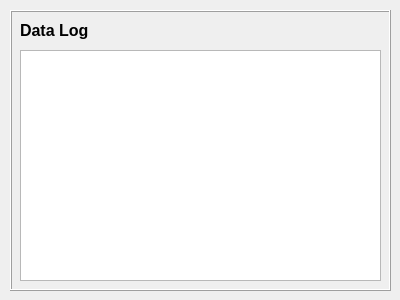
Above: lib/clients/gui/DataLog_gui.ui from barium-project/barium before the change. Below: the same form after it.
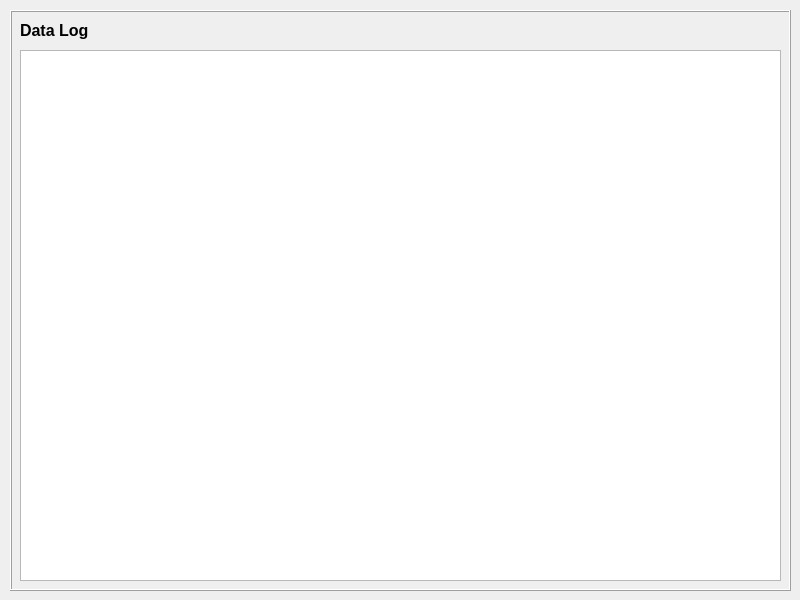
That is the form after the change.

What changed in the file:
```diff
--- a/lib/clients/gui/DataLog_gui.ui
+++ b/lib/clients/gui/DataLog_gui.ui
@@ -6,8 +6,8 @@
    <rect>
     <x>0</x>
     <y>0</y>
-    <width>400</width>
-    <height>300</height>
+    <width>800</width>
+    <height>600</height>
    </rect>
   </property>
   <property name="windowTitle">
@@ -18,8 +18,8 @@
     <rect>
      <x>10</x>
      <y>10</y>
-     <width>381</width>
-     <height>281</height>
+     <width>781</width>
+     <height>581</height>
     </rect>
    </property>
    <property name="frameShape">
@@ -53,8 +53,8 @@
      <rect>
       <x>10</x>
       <y>40</y>
-      <width>361</width>
-      <height>231</height>
+      <width>761</width>
+      <height>531</height>
      </rect>
     </property>
     <property name="readOnly">
```
